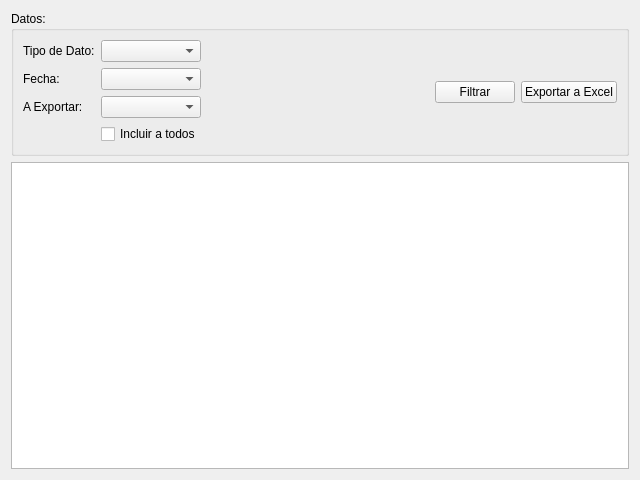
Above: MeteoAstrologia/sizigiaexcelreportwidget.ui from diegowald/meteo before the change. Below: the same form after it.
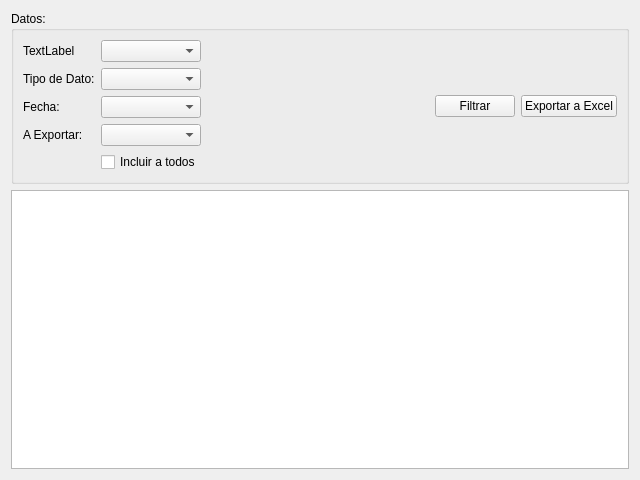
That is the form after the change. Icons and pictures are not drawn.

```diff
--- a/MeteoAstrologia/sizigiaexcelreportwidget.ui
+++ b/MeteoAstrologia/sizigiaexcelreportwidget.ui
@@ -25,43 +25,53 @@
         <property name="fieldGrowthPolicy">
          <enum>QFormLayout::AllNonFixedFieldsGrow</enum>
         </property>
-        <item row="0" column="0">
+        <item row="1" column="0">
          <widget class="QLabel" name="tipoDeDatoLabel">
           <property name="text">
            <string>Tipo de Dato:</string>
           </property>
          </widget>
         </item>
-        <item row="0" column="1">
+        <item row="1" column="1">
          <widget class="QComboBox" name="tipoDeDatoComboBox"/>
         </item>
-        <item row="1" column="0">
+        <item row="2" column="0">
          <widget class="QLabel" name="fechaLabel">
           <property name="text">
            <string>Fecha:</string>
           </property>
          </widget>
         </item>
-        <item row="1" column="1">
+        <item row="2" column="1">
          <widget class="QComboBox" name="fechaComboBox"/>
         </item>
-        <item row="2" column="0">
+        <item row="3" column="0">
          <widget class="QLabel" name="aExportarLabel">
           <property name="text">
            <string>A Exportar:</string>
           </property>
          </widget>
         </item>
-        <item row="2" column="1">
-         <widget class="QComboBox" name="aExportarComboBox"/>
-        </item>
         <item row="3" column="1">
+         <widget class="QComboBox" name="aExportarComboBox"/>
+        </item>
+        <item row="4" column="1">
          <widget class="QCheckBox" name="allInCheckBox">
           <property name="text">
            <string>Incluir a todos</string>
           </property>
          </widget>
         </item>
+        <item row="0" column="0">
+         <widget class="QLabel" name="label">
+          <property name="text">
+           <string>TextLabel</string>
+          </property>
+         </widget>
+        </item>
+        <item row="0" column="1">
+         <widget class="QComboBox" name="cboEstacion"/>
+        </item>
        </layout>
       </item>
       <item>
```
